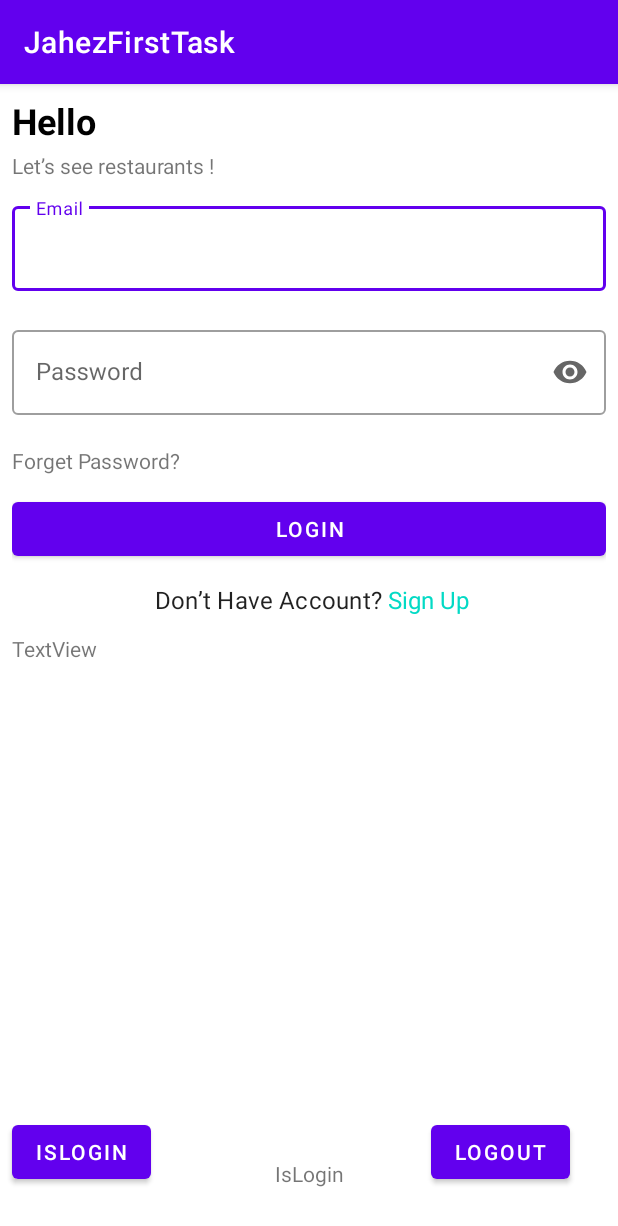
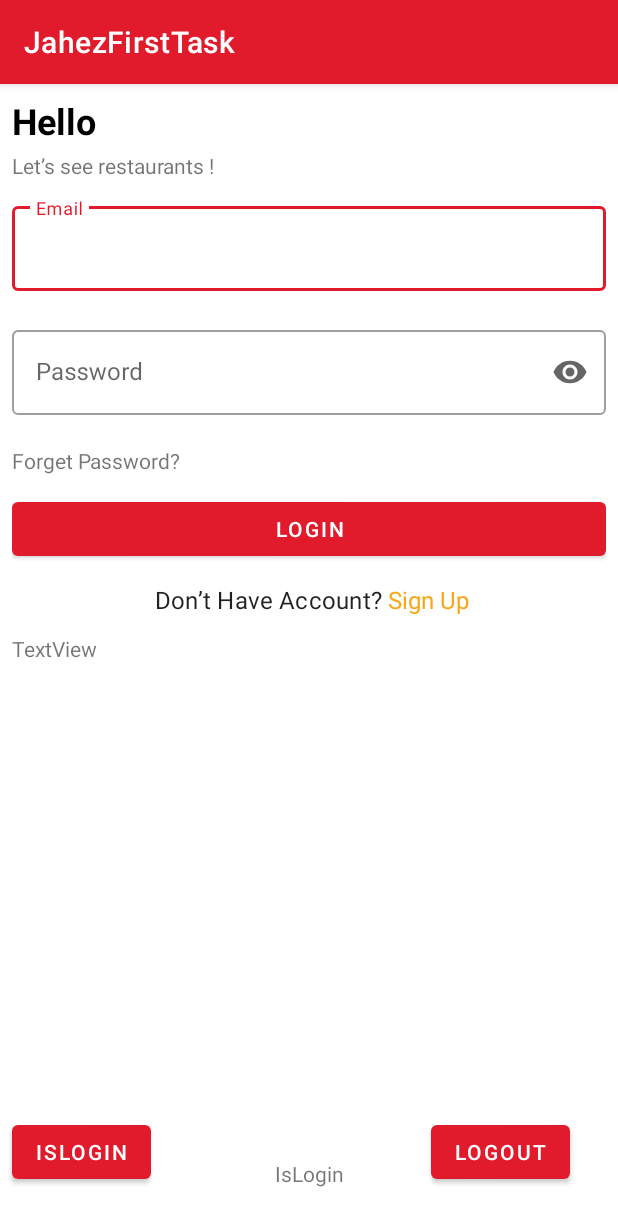
Before and after one commit to zaynob24/JahezFirstTask, an Android app built with Jetpack Compose: the screen it shows after launch (MainActivity), on a phone screen of 412 x 824 dp. Shown: the top 1226 px of the screen. Run offline under Robolectric (Android 15) with nearby library versions, the phone set to English and light mode, and no system bars; our stand-ins replace Dagger/Hilt's generated code, Firebase (no records; nobody signed in at launch, a user with empty details on screens opened directly), data binding.

Commit message:
Splash screen & change them color (also display offer image to restaurant which have offer)

```diff
--- a/app/src/main/java/com/example/jahezfirsttask/presentation/MainActivity.kt
+++ b/app/src/main/java/com/example/jahezfirsttask/presentation/ui/main/MainActivity.kt
@@ -1,4 +1,4 @@
-package com.example.jahezfirsttask.presentation
+package com.example.jahezfirsttask.presentation.ui.main
 
 import androidx.appcompat.app.AppCompatActivity
 import android.os.Bundle
--- /dev/null
+++ b/app/src/main/java/com/example/jahezfirsttask/presentation/ui/main/Splash.kt
@@ -0,0 +1,27 @@
+package com.example.jahezfirsttask.presentation.ui.main
+
+import android.content.Intent
+import androidx.appcompat.app.AppCompatActivity
+import android.os.Bundle
+import android.os.CountDownTimer
+import com.example.jahezfirsttask.R
+
+class Splash : AppCompatActivity() {
+    override fun onCreate(savedInstanceState: Bundle?) {
+        super.onCreate(savedInstanceState)
+        setContentView(R.layout.activity_splash)
+
+        intent= Intent(this, MainActivity::class.java)
+        object: CountDownTimer(500,500){
+            override fun onTick(p0: Long) {
+
+            }
+
+            override fun onFinish() {
+                startActivity(intent)
+                finish()
+            }
+
+        }.start()
+    }
+}
--- a/app/src/main/res/layout/activity_main.xml
+++ b/app/src/main/res/layout/activity_main.xml
@@ -5,7 +5,7 @@
     <androidx.constraintlayout.widget.ConstraintLayout
         android:layout_width="match_parent"
         android:layout_height="match_parent"
-        tools:context=".presentation.MainActivity">
+        tools:context=".presentation.ui.main.MainActivity">
 
         <androidx.fragment.app.FragmentContainerView
             android:id="@+id/fragmentContainerView"
--- a/app/src/main/res/layout/item_restaurant.xml
+++ b/app/src/main/res/layout/item_restaurant.xml
@@ -4,7 +4,9 @@
     xmlns:android="http://schemas.android.com/apk/res/android"
     xmlns:tools="http://schemas.android.com/tools">
 
+
       <data>
+          <import type="android.view.View"/>
           <variable
               name="item"
               type="com.example.jahezfirsttask.domain.model.Restaurant" />
@@ -31,6 +33,7 @@
                 android:layout_width="40dp"
                 android:layout_height="40dp"
                 android:layout_gravity="end"
+                android:visibility="@{item.hasOffer ? View.VISIBLE : View.GONE}"
                 app:srcCompat="@drawable/discount" />
 
             <ImageView
--- a/app/src/main/res/values-night/themes.xml
+++ b/app/src/main/res/values-night/themes.xml
@@ -2,13 +2,13 @@
     <!-- Base application theme. -->
     <style name="Theme.JahezFirstTask" parent="Theme.MaterialComponents.DayNight.DarkActionBar">
         <!-- Primary brand color. -->
-        <item name="colorPrimary">@color/purple_200</item>
-        <item name="colorPrimaryVariant">@color/purple_700</item>
-        <item name="colorOnPrimary">@color/black</item>
+        <item name="colorPrimary">@color/colorPrimary</item>
+        <item name="colorPrimaryVariant">@color/colorPrimaryVariant</item>
+        <item name="colorOnPrimary">@color/colorOnPrimary</item>
         <!-- Secondary brand color. -->
-        <item name="colorSecondary">@color/teal_200</item>
-        <item name="colorSecondaryVariant">@color/teal_200</item>
-        <item name="colorOnSecondary">@color/black</item>
+        <item name="colorSecondary">@color/colorSecondary</item>
+        <item name="colorSecondaryVariant">@color/colorSecondaryVariant</item>
+        <item name="colorOnSecondary">@color/colorOnSecondary</item>
         <!-- Status bar color. -->
         <item name="android:statusBarColor" tools:targetApi="l">?attr/colorPrimaryVariant</item>
         <!-- Customize your theme here. -->
@@ -24,4 +24,8 @@
     <item name="android:textStyle">bold</item>
     </style>
 
+    <style name="Splash" parent="Theme.AppCompat.DayNight.NoActionBar">
+        <item name="android:statusBarColor">@color/colorPrimary</item>
+    </style>
+
 </resources>
--- a/app/src/main/res/values/colors.xml
+++ b/app/src/main/res/values/colors.xml
@@ -7,4 +7,19 @@
     <color name="teal_700">#FF018786</color>
     <color name="black">#FF000000</color>
     <color name="white">#FFFFFFFF</color>
+
+
+    <color name="red">#E11A2C</color>
+    <color name="red_dark">#BA0516</color>
+    <color name="orange">#FAA61A</color>
+    <color name="orange_dark">#E89409</color>
+
+
+    <color name="colorPrimary">@color/red</color>
+    <color name="colorPrimaryVariant">@color/red_dark</color>
+    <color name="colorOnPrimary">@color/white</color>
+
+    <color name="colorSecondary">@color/orange</color>
+    <color name="colorSecondaryVariant">@color/orange_dark</color>
+    <color name="colorOnSecondary">@color/black</color>
 </resources>
--- a/app/src/main/res/values/themes.xml
+++ b/app/src/main/res/values/themes.xml
@@ -2,13 +2,13 @@
     <!-- Base application theme. -->
     <style name="Theme.JahezFirstTask" parent="Theme.MaterialComponents.DayNight.DarkActionBar">
         <!-- Primary brand color. -->
-        <item name="colorPrimary">@color/purple_500</item>
-        <item name="colorPrimaryVariant">@color/purple_700</item>
-        <item name="colorOnPrimary">@color/white</item>
+        <item name="colorPrimary">@color/colorPrimary</item>
+        <item name="colorPrimaryVariant">@color/colorPrimaryVariant</item>
+        <item name="colorOnPrimary">@color/colorOnPrimary</item>
         <!-- Secondary brand color. -->
-        <item name="colorSecondary">@color/teal_200</item>
-        <item name="colorSecondaryVariant">@color/teal_700</item>
-        <item name="colorOnSecondary">@color/black</item>
+        <item name="colorSecondary">@color/colorSecondary</item>
+        <item name="colorSecondaryVariant">@color/colorSecondaryVariant</item>
+        <item name="colorOnSecondary">@color/colorOnSecondary</item>
         <!-- Status bar color. -->
         <item name="android:statusBarColor" tools:targetApi="l">?attr/colorPrimaryVariant</item>
         <!-- Customize your theme here. -->
@@ -24,5 +24,8 @@
         <item name="android:textColor">?attr/colorSecondary</item>
     </style>
 
+    <style name="Splash" parent="Theme.AppCompat.DayNight.NoActionBar">
+        <item name="android:statusBarColor">@color/colorPrimary</item>
+    </style>
 
 </resources>
```
Also changed, not shown: app/src/main/AndroidManifest.xml (+6 -2 lines), app/src/main/res/layout/activity_splash.xml (added, +19 -0 lines).
